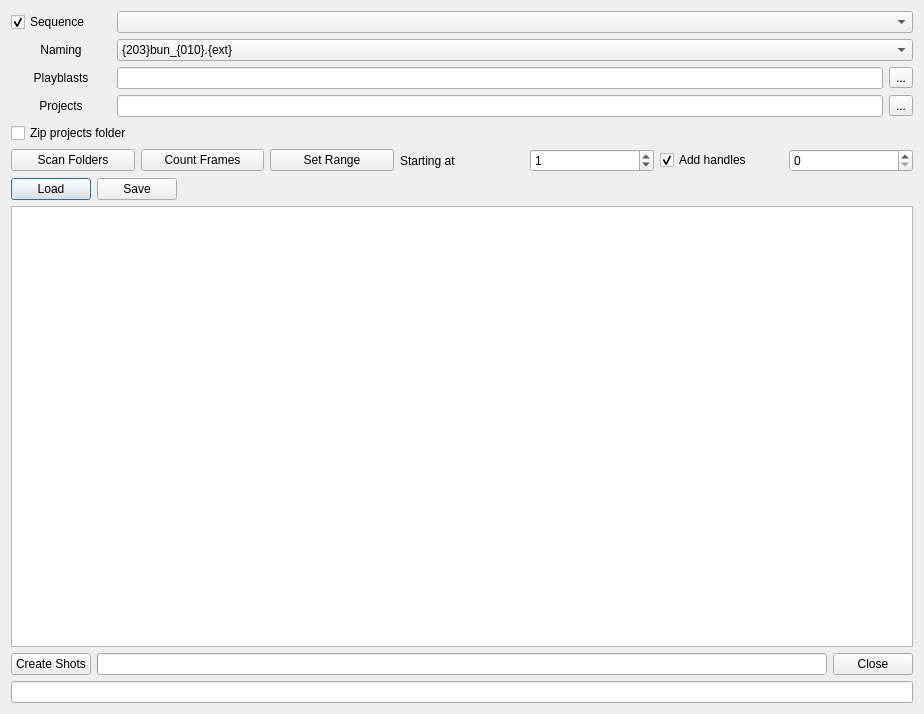
Qt form module/wildchildanimation/gui/forms/maya/breakout_upload_dialog.ui (dearyangyu/swing) before a commit.
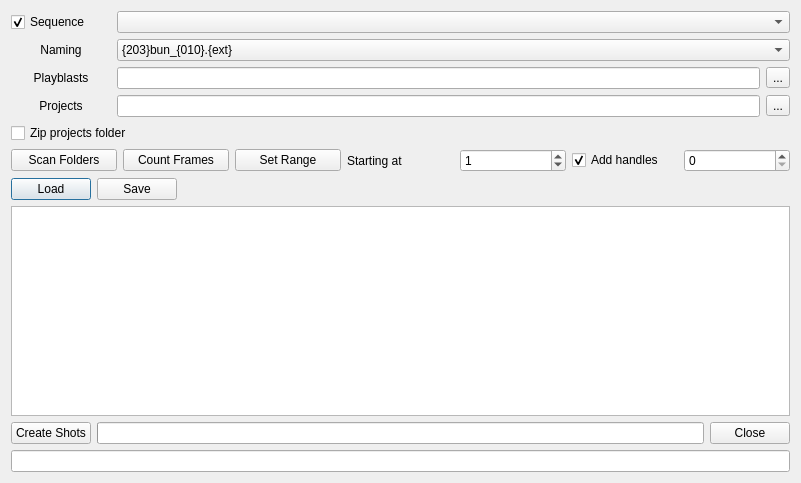
The same form after that commit.

```diff
--- a/module/wildchildanimation/gui/forms/maya/breakout_upload_dialog.ui
+++ b/module/wildchildanimation/gui/forms/maya/breakout_upload_dialog.ui
@@ -9,8 +9,8 @@
    <rect>
     <x>0</x>
     <y>0</y>
-    <width>924</width>
-    <height>714</height>
+    <width>801</width>
+    <height>483</height>
    </rect>
   </property>
   <property name="windowTitle">
```
